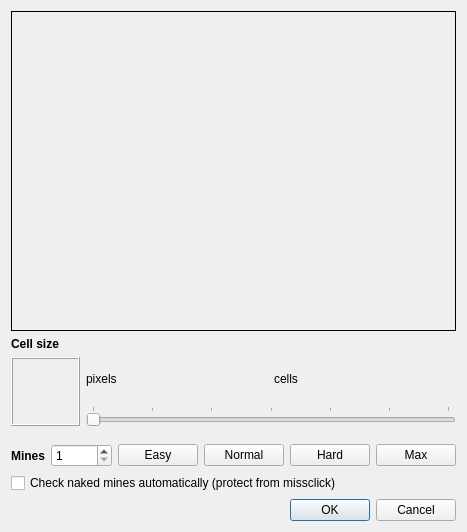
This is DialogSettingsMineSweeper.ui in Takashi-Inoue/EzPuzzles as Qt 5 draws it before an edit. The edited form follows.
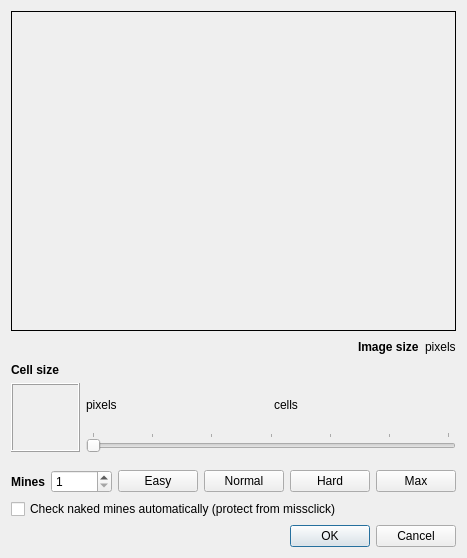
This is the edited form. Custom widgets are drawn as their Qt base class.

```diff
--- a/DialogSettingsMineSweeper.ui
+++ b/DialogSettingsMineSweeper.ui
@@ -7,13 +7,13 @@
     <x>0</x>
     <y>0</y>
     <width>443</width>
-    <height>528</height>
+    <height>554</height>
    </rect>
   </property>
   <property name="windowTitle">
    <string>Dialog</string>
   </property>
-  <layout class="QVBoxLayout" name="verticalLayout_2">
+  <layout class="QVBoxLayout" name="verticalLayout">
    <item>
     <widget class="QFrame" name="frame">
      <property name="minimumSize">
@@ -61,9 +61,22 @@
     </widget>
    </item>
    <item>
-    <layout class="QVBoxLayout" name="verticalLayout">
+    <layout class="QHBoxLayout" name="horizontalLayout_3">
      <item>
-      <widget class="QLabel" name="label_2">
+      <spacer name="horizontalSpacer_2">
+       <property name="orientation">
+        <enum>Qt::Horizontal</enum>
+       </property>
+       <property name="sizeHint" stdset="0">
+        <size>
+         <width>40</width>
+         <height>20</height>
+        </size>
+       </property>
+      </spacer>
+     </item>
+     <item>
+      <widget class="QLabel" name="label_3">
        <property name="font">
         <font>
          <weight>75</weight>
@@ -71,72 +84,22 @@
         </font>
        </property>
        <property name="text">
-        <string>Cell size    </string>
+        <string>Image size</string>
        </property>
       </widget>
+     </item>
+     <item>
+      <widget class="QLabel" name="labelImageSize">
+       <property name="text">
+        <string>pixels</string>
+       </property>
+      </widget>
+     </item>
+    </layout>
      </item>
      <item>
       <layout class="QGridLayout" name="gridLayout_2">
-       <item row="0" column="0" rowspan="2">
-        <widget class="QFrame" name="frameCellSize">
-         <property name="sizePolicy">
-          <sizepolicy hsizetype="Fixed" vsizetype="Fixed">
-           <horstretch>0</horstretch>
-           <verstretch>0</verstretch>
-          </sizepolicy>
-         </property>
-         <property name="minimumSize">
-          <size>
-           <width>69</width>
-           <height>69</height>
-          </size>
-         </property>
-         <property name="maximumSize">
-          <size>
-           <width>69</width>
-           <height>69</height>
-          </size>
-         </property>
-         <property name="frameShape">
-          <enum>QFrame::Box</enum>
-         </property>
-         <property name="frameShadow">
-          <enum>QFrame::Raised</enum>
-         </property>
-         <layout class="QGridLayout" name="gridLayout">
-          <property name="leftMargin">
-           <number>0</number>
-          </property>
-          <property name="topMargin">
-           <number>0</number>
-          </property>
-          <property name="rightMargin">
-           <number>0</number>
-          </property>
-          <property name="bottomMargin">
-           <number>0</number>
-          </property>
-          <property name="spacing">
-           <number>0</number>
-          </property>
-         </layout>
-        </widget>
-       </item>
-       <item row="0" column="1">
-        <widget class="QLabel" name="labelPixels">
-         <property name="text">
-          <string>pixels</string>
-         </property>
-        </widget>
-       </item>
-       <item row="0" column="2">
-        <widget class="QLabel" name="labelCells">
-         <property name="text">
-          <string>cells</string>
-         </property>
-        </widget>
-       </item>
-       <item row="1" column="1" colspan="2">
+     <item row="2" column="1" colspan="2">
         <widget class="QSlider" name="sliderPieceSize">
          <property name="minimum">
           <number>16</number>
@@ -158,7 +121,77 @@
          </property>
         </widget>
        </item>
-      </layout>
+     <item row="1" column="1">
+      <widget class="QLabel" name="labelPixels">
+       <property name="text">
+        <string>pixels</string>
+       </property>
+      </widget>
+     </item>
+     <item row="1" column="0" rowspan="2">
+      <widget class="QFrame" name="frameCellSize">
+       <property name="sizePolicy">
+        <sizepolicy hsizetype="Fixed" vsizetype="Fixed">
+         <horstretch>0</horstretch>
+         <verstretch>0</verstretch>
+        </sizepolicy>
+       </property>
+       <property name="minimumSize">
+        <size>
+         <width>69</width>
+         <height>69</height>
+        </size>
+       </property>
+       <property name="maximumSize">
+        <size>
+         <width>69</width>
+         <height>69</height>
+        </size>
+       </property>
+       <property name="frameShape">
+        <enum>QFrame::Box</enum>
+       </property>
+       <property name="frameShadow">
+        <enum>QFrame::Raised</enum>
+       </property>
+       <layout class="QGridLayout" name="gridLayout">
+        <property name="leftMargin">
+         <number>0</number>
+        </property>
+        <property name="topMargin">
+         <number>0</number>
+        </property>
+        <property name="rightMargin">
+         <number>0</number>
+        </property>
+        <property name="bottomMargin">
+         <number>0</number>
+        </property>
+        <property name="spacing">
+         <number>0</number>
+        </property>
+       </layout>
+      </widget>
+     </item>
+     <item row="1" column="2">
+      <widget class="QLabel" name="labelCells">
+       <property name="text">
+        <string>cells</string>
+       </property>
+      </widget>
+     </item>
+     <item row="0" column="0">
+      <widget class="QLabel" name="label_2">
+       <property name="font">
+        <font>
+         <weight>75</weight>
+         <bold>true</bold>
+        </font>
+       </property>
+       <property name="text">
+        <string>Cell size    </string>
+       </property>
+      </widget>
      </item>
     </layout>
    </item>
```
Lines whose indentation alone changed are shown as unchanged.
